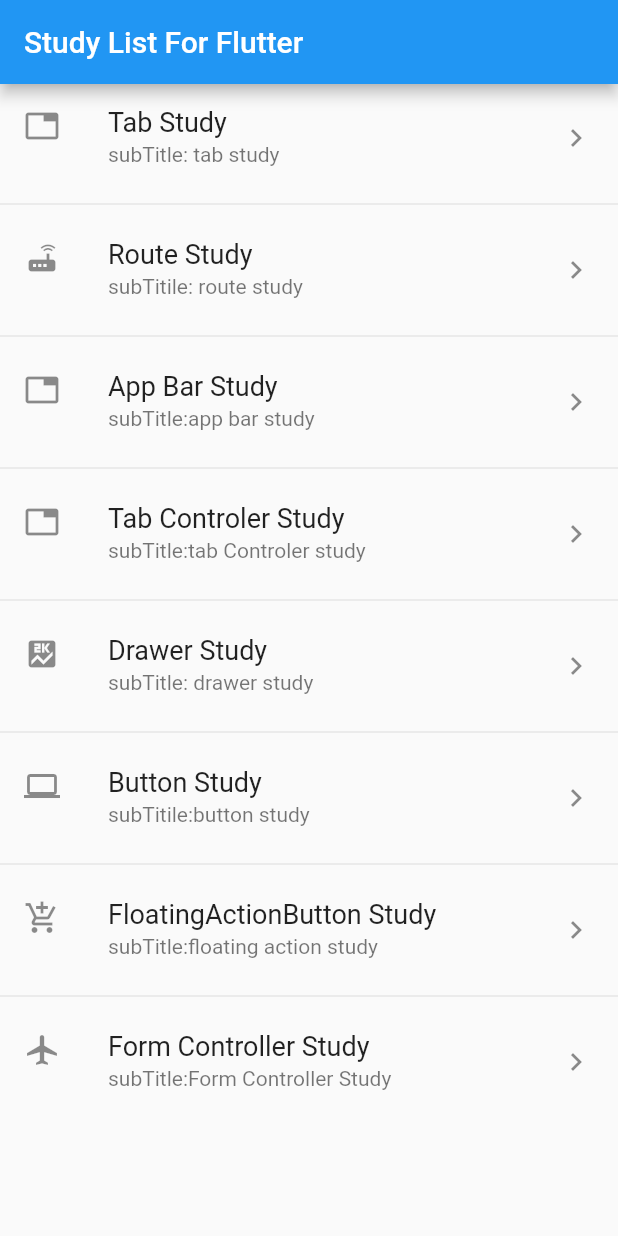
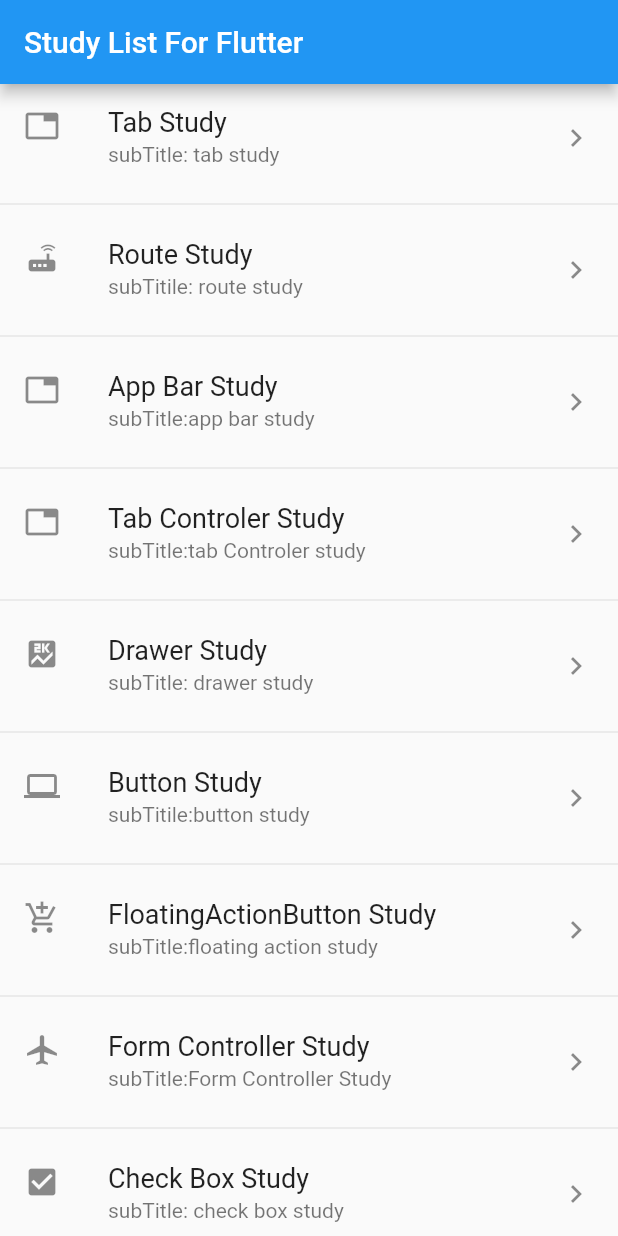
Before and after one commit to Rex-Man/flutterStudy, a Flutter app: the screen it shows after launch, on a phone screen of 412 x 824 dp. Run offline on Flutter 3.47's test engine with Material 2 defaults, Android fonts, the phone set to English and light mode, and no system bars; our stand-ins replace fluttertoast.

Commit message:
add checkbox study

```diff
--- a/lib/main.dart
+++ b/lib/main.dart
@@ -1,5 +1,6 @@
 import 'package:flutter/material.dart';
 import 'package:flutterStudy/AppBarStudy/appbar_study.dart';
+import 'package:flutterStudy/FormControlerStudy/checkbox_study.dart';
 import 'package:flutterStudy/RouteStudy/named_route.dart';
 import 'package:flutterStudy/TabBartControlerStudy/tabControllerStudy.dart';
 
@@ -103,18 +104,22 @@ class MyHomePage extends StatelessWidget{
     );
   }
   List<Widget> widgets=<Widget>[
-    TabStudy(),RouteStudy(),AppBarStudy(),TabControlerStudy(),DrawerStudy(),ButtonStudy(),FloatingActionButtonStudy(),FormControllerStudy()
+    TabStudy(),RouteStudy(),AppBarStudy(),TabControlerStudy(),DrawerStudy(),ButtonStudy(),FloatingActionButtonStudy(),FormControllerStudy(),
+    CheckBoxStudy()
   ];
 
   // 数据源
   List<String> titleItems = <String>[
-    'Tab Study','Route Study','App Bar Study','Tab Controler Study','Drawer Study','Button Study','FloatingActionButton Study','Form Controller Study'
+    'Tab Study','Route Study','App Bar Study','Tab Controler Study','Drawer Study','Button Study','FloatingActionButton Study','Form Controller Study',
+    'Check Box Study'
+
   ];
 
   List<Icon> iconItems = <Icon>[
-    new Icon(Icons.tab), Icon(Icons.router),Icon(Icons.tab),Icon(Icons.tab),Icon(Icons.score),Icon(Icons.computer),Icon(Icons.add_shopping_cart),Icon(Icons.airplanemode_active)
+    new Icon(Icons.tab), Icon(Icons.router),Icon(Icons.tab),Icon(Icons.tab),Icon(Icons.score),Icon(Icons.computer),Icon(Icons.add_shopping_cart),Icon(Icons.airplanemode_active),Icon(Icons.check_box)
   ];
 
   List<String> subTitleItems = <String>[
-    'subTitle: tab study','subTitile: route study','subTitle:app bar study','subTitle:tab Controler study','subTitle: drawer study','subTitile:button study','subTitle:floating action study','subTitle:Form Controller Study'
+    'subTitle: tab study','subTitile: route study','subTitle:app bar study','subTitle:tab Controler study','subTitle: drawer study','subTitile:button study','subTitle:floating action study','subTitle:Form Controller Study',
+    'subTitle: check box study'
   ];
```
Also changed, not shown: lib/FormControlerStudy/checkbox_study.dart (added, +45 -0 lines), pubspec.lock, 3 other files.
